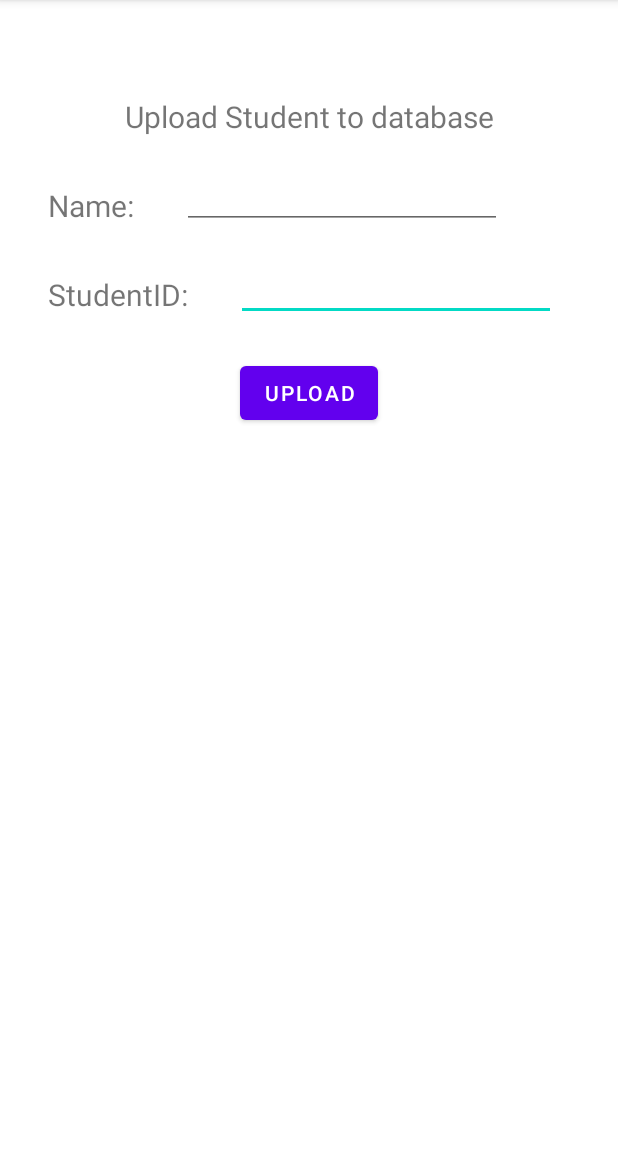
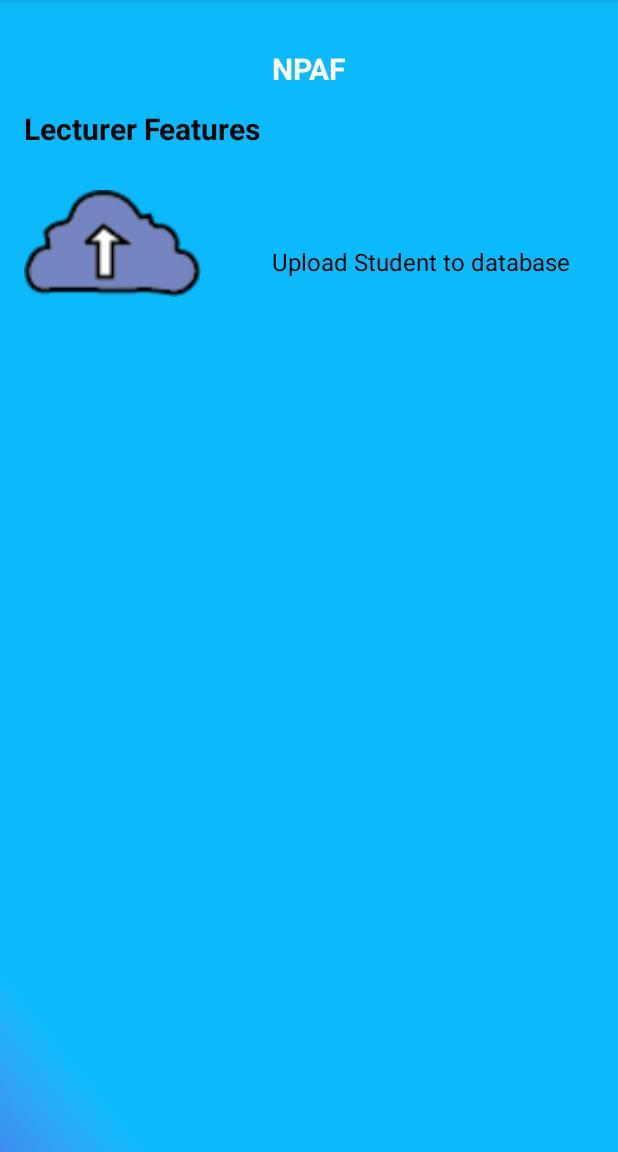
Before and after one commit to Minteckk/22_MADAssignment, an Android app: the LecturerLogin screen opened directly, with no data from a screen before it, after a tap on "LOGIN", on a phone screen of 412 x 824 dp, the part 84-1236 px from its top. Run offline under Robolectric (Android 15) with nearby library versions, the phone set to English and light mode, and no system bars.

Commit message:
Add background, lecturer main page, comments

```diff
--- a/app/src/main/AndroidManifest.xml
+++ b/app/src/main/AndroidManifest.xml
@@ -9,6 +9,9 @@
         android:roundIcon="@mipmap/ic_launcher_round"
         android:supportsRtl="true"
         android:theme="@style/Theme.MADAssignment">
+        <activity
+            android:name=".LecturerMain"
+            android:exported="false" />
         <activity
             android:name=".upload_student_name"
             android:exported="false" />
--- a/app/src/main/java/sg/edu/np/mad/madassignment/LecturerLogin.java
+++ b/app/src/main/java/sg/edu/np/mad/madassignment/LecturerLogin.java
@@ -13,13 +13,15 @@ public class LecturerLogin extends AppCompatActivity {
     protected void onCreate(Bundle savedInstanceState) {
         super.onCreate(savedInstanceState);
         setContentView(R.layout.activity_lecturer_login);
-
+        // find the id for login button
         Button login_lec = findViewById(R.id.lecLogin);
+        // set Onclick listener for login button
         login_lec.setOnClickListener(new View.OnClickListener() {
             @Override
             public void onClick(View view) {
-                Intent uploadIntent = new Intent(LecturerLogin.this, upload_student_name.class);
-                startActivity(uploadIntent);
+                // goes to Lecturer Main page after the login page is clicked.
+                Intent mainIntent = new Intent(LecturerLogin.this, LecturerMain.class);
+                startActivity(mainIntent);
             }
         });
     }
--- /dev/null
+++ b/app/src/main/java/sg/edu/np/mad/madassignment/LecturerMain.java
@@ -0,0 +1,29 @@
+package sg.edu.np.mad.madassignment;
+
+import androidx.appcompat.app.AppCompatActivity;
+
+import android.content.Intent;
+import android.os.Bundle;
+import android.view.View;
+import android.widget.ImageView;
+
+public class LecturerMain extends AppCompatActivity {
+
+    @Override
+    protected void onCreate(Bundle savedInstanceState) {
+        super.onCreate(savedInstanceState);
+        setContentView(R.layout.activity_lecturer_main);
+
+        // find the id of the imageview
+        ImageView uploadStudentToDB = findViewById(R.id.db_student);
+       // set the onClick listener for the imageview
+        uploadStudentToDB.setOnClickListener(new View.OnClickListener() {
+            @Override
+            public void onClick(View view) {
+                // goes to the upload student to database page
+                Intent uploadIntent = new Intent(LecturerMain.this, upload_student_name.class);
+                startActivity(uploadIntent);
+            }
+        });
+    }
+}
--- a/app/src/main/res/layout/activity_lecturer_login.xml
+++ b/app/src/main/res/layout/activity_lecturer_login.xml
@@ -4,6 +4,7 @@
     xmlns:tools="http://schemas.android.com/tools"
     android:layout_width="match_parent"
     android:layout_height="match_parent"
+    android:background="@drawable/background"
     tools:context=".LecturerLogin">
 
     <ScrollView
@@ -24,7 +25,8 @@
                 android:layout_marginTop="32dp"
                 android:layout_marginEnd="24dp"
                 android:text="Lecturer Login"
-                android:textSize="20sp"
+                android:textColor="@color/design_default_color_background"
+                android:textSize="24sp"
                 app:layout_constraintEnd_toEndOf="parent"
                 app:layout_constraintHorizontal_bias="0.498"
                 app:layout_constraintStart_toStartOf="parent"
--- /dev/null
+++ b/app/src/main/res/layout/activity_lecturer_main.xml
@@ -0,0 +1,74 @@
+<?xml version="1.0" encoding="utf-8"?>
+<androidx.constraintlayout.widget.ConstraintLayout xmlns:android="http://schemas.android.com/apk/res/android"
+    xmlns:app="http://schemas.android.com/apk/res-auto"
+    xmlns:tools="http://schemas.android.com/tools"
+    android:layout_width="match_parent"
+    android:layout_height="match_parent"
+    android:background="@drawable/background"
+    tools:context=".LecturerMain">
+
+    <ScrollView
+        android:layout_width="match_parent"
+        android:layout_height="match_parent"
+        tools:layout_editor_absoluteX="0dp"
+        tools:layout_editor_absoluteY="16dp">
+
+        <androidx.constraintlayout.widget.ConstraintLayout
+            android:layout_width="match_parent"
+            android:layout_height="match_parent">
+
+            <TextView
+                android:id="@+id/textView8"
+                android:layout_width="wrap_content"
+                android:layout_height="wrap_content"
+                android:layout_marginStart="16dp"
+                android:layout_marginTop="72dp"
+                android:text="Lecturer Features"
+                android:textColor="#090808"
+                android:textSize="20sp"
+                android:textStyle="bold"
+                app:layout_constraintStart_toStartOf="parent"
+                app:layout_constraintTop_toTopOf="parent" />
+
+            <TextView
+                android:id="@+id/names"
+                android:layout_width="wrap_content"
+                android:layout_height="wrap_content"
+                android:layout_marginStart="32dp"
+                android:layout_marginTop="32dp"
+                android:layout_marginEnd="32dp"
+                android:text="NPAF"
+                android:textColor="@color/design_default_color_background"
+                android:textSize="20sp"
+                android:textStyle="bold"
+                app:layout_constraintEnd_toEndOf="parent"
+                app:layout_constraintStart_toStartOf="parent"
+                app:layout_constraintTop_toTopOf="parent" />
+
+            <TextView
+                android:id="@+id/uploadStudtext"
+                android:layout_width="wrap_content"
+                android:layout_height="wrap_content"
+                android:layout_marginStart="32dp"
+                android:layout_marginTop="104dp"
+                android:layout_marginEnd="28dp"
+                android:text="Upload Student to database "
+                android:textColor="#000000"
+                android:textSize="16sp"
+                app:layout_constraintEnd_toEndOf="parent"
+                app:layout_constraintHorizontal_bias="0.428"
+                app:layout_constraintStart_toEndOf="@+id/imageView8"
+                app:layout_constraintTop_toBottomOf="@+id/names" />
+
+            <ImageView
+                android:id="@+id/db_student"
+                android:layout_width="118dp"
+                android:layout_height="78dp"
+                android:layout_marginStart="16dp"
+                android:layout_marginTop="24dp"
+                app:layout_constraintStart_toStartOf="parent"
+                app:layout_constraintTop_toBottomOf="@+id/textView8"
+                app:srcCompat="@drawable/cloud_upload" />
+        </androidx.constraintlayout.widget.ConstraintLayout>
+    </ScrollView>
+</androidx.constraintlayout.widget.ConstraintLayout>
--- a/app/src/main/res/layout/activity_main.xml
+++ b/app/src/main/res/layout/activity_main.xml
@@ -4,6 +4,7 @@
     xmlns:tools="http://schemas.android.com/tools"
     android:layout_width="match_parent"
     android:layout_height="match_parent"
+    android:background="@drawable/background"
     tools:context=".MainActivity">
     <ScrollView
         android:layout_width="match_parent"
@@ -24,7 +25,8 @@
                 android:layout_marginRight="8dp"
                 android:layout_marginBottom="8dp"
                 android:text="Login"
-        android:textSize="20sp"
+                android:textColor="@color/design_default_color_background"
+                android:textSize="34sp"
                 app:layout_constraintBottom_toBottomOf="parent"
                 app:layout_constraintHorizontal_bias="0.498"
                 app:layout_constraintLeft_toLeftOf="parent"
--- a/app/src/main/res/layout/activity_student_login.xml
+++ b/app/src/main/res/layout/activity_student_login.xml
@@ -4,6 +4,7 @@
     xmlns:tools="http://schemas.android.com/tools"
     android:layout_width="match_parent"
     android:layout_height="match_parent"
+    android:background="@drawable/background"
     tools:context=".StudentLogin">
 
     <TextView
@@ -14,7 +15,8 @@
         android:layout_marginTop="32dp"
         android:layout_marginEnd="24dp"
         android:text="Student Login"
-        android:textSize="20sp"
+        android:textSize="24sp"
+        android:textColor="@color/design_default_color_background"
         app:layout_constraintEnd_toEndOf="parent"
         app:layout_constraintStart_toStartOf="parent"
         app:layout_constraintTop_toTopOf="parent" />
--- a/app/src/main/res/layout/activity_upload_student_name.xml
+++ b/app/src/main/res/layout/activity_upload_student_name.xml
@@ -4,6 +4,7 @@
     xmlns:tools="http://schemas.android.com/tools"
     android:layout_width="match_parent"
     android:layout_height="match_parent"
+    android:background="@drawable/background"
     tools:context=".upload_student_name">
 
     <TextView
@@ -14,6 +15,7 @@
         android:layout_marginTop="64dp"
         android:layout_marginEnd="32dp"
         android:text="Upload Student to database"
+        android:textColor="@color/design_default_color_background"
         android:textSize="20sp"
         app:layout_constraintEnd_toEndOf="parent"
         app:layout_constraintStart_toStartOf="parent"
```
Also changed, not shown: app/src/main/java/sg/edu/np/mad/madassignment/MainActivity.java (+8 -3 lines), app/src/main/java/sg/edu/np/mad/madassignment/SQLAdapter.java (+19 -3 lines), app/src/main/res/drawable-hdpi/upload.png (added), app/src/main/res/drawable-mdpi/upload.png (added), app/src/main/res/drawable-xhdpi/upload.png (added), app/src/main/res/drawable-xxhdpi/upload.png (added), app/src/main/res/drawable-xxxhdpi/upload.png (added), app/src/main/res/drawable/background.png (added), app/src/main/res/drawable/cloud_upload.png (added). Lines whose indentation alone changed are shown as unchanged.
